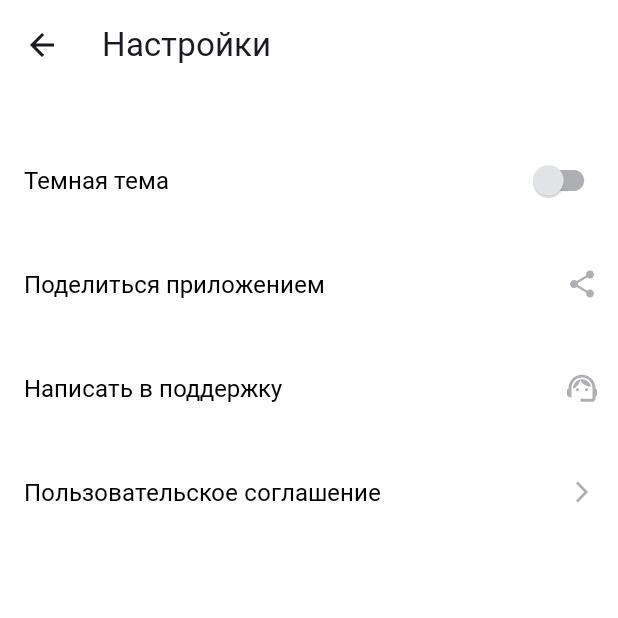
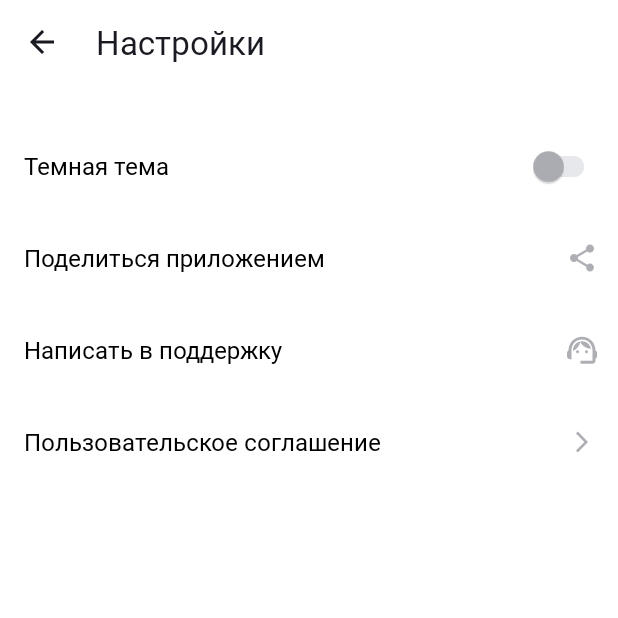
Before and after one commit to ekaterinayazykova/MyAppPlaylistMaker, an Android app: the screen it shows after launch (SettingsActivity), after a tap on "Настройки", on a phone screen of 412 x 824 dp, the top half of it. Run offline under Robolectric (Android 15) with nearby library versions, the phone set to English and light mode, and no system bars.

Commit message:
[MyAppPlaylistMaker] commit after review

```diff
--- a/app/src/main/java/com/example/myappplaylistmaker/MainActivity.kt
+++ b/app/src/main/java/com/example/myappplaylistmaker/MainActivity.kt
@@ -31,17 +31,17 @@ class MainActivity : AppCompatActivity() {
         }
     }
 
-    fun openSearch() {
+    private fun openSearch() {
         val searchActivity = Intent(this, SearchActivity:: class.java)
         startActivity(searchActivity)
     }
 
-    fun openLibrary() {
+    private fun openLibrary() {
         val libraryActivity = Intent(this, LibraryActivity:: class.java)
         startActivity(libraryActivity)
     }
 
-    fun openSettings() {
+    private fun openSettings() {
         val settingsIntent = Intent(this, SettingsActivity::class.java)
         startActivity(settingsIntent)
     }
--- a/app/src/main/java/com/example/myappplaylistmaker/SettingsActivity.kt
+++ b/app/src/main/java/com/example/myappplaylistmaker/SettingsActivity.kt
@@ -2,6 +2,7 @@ package com.example.myappplaylistmaker
 
 import android.os.Bundle
 import android.widget.Button
+import android.widget.ImageView
 import androidx.activity.enableEdgeToEdge
 import androidx.appcompat.app.AppCompatActivity
 
@@ -11,7 +12,7 @@ class SettingsActivity : AppCompatActivity() {
         enableEdgeToEdge()
 
         setContentView(R.layout.activity_settings)
-        findViewById<Button>(R.id.arrow).setOnClickListener {
+        findViewById<ImageView>(R.id.arrow).setOnClickListener {
             finish()
         }
     }
--- a/app/src/main/res/drawable/icon_arrow.xml
+++ b/app/src/main/res/drawable/icon_arrow.xml
@@ -1,9 +1,13 @@
 <vector xmlns:android="http://schemas.android.com/apk/res/android"
     android:width="16dp"
     android:height="16dp"
-    android:viewportWidth="16"
-    android:viewportHeight="16">
-  <path
-      android:pathData="M16,7H3.83L9.42,1.41L8,0L0,8L8,16L9.41,14.59L3.83,9H16V7Z"
-      android:fillColor="#1A1B22"/>
+    android:viewportWidth="24"
+    android:viewportHeight="24">
+  <group>
+    <clip-path
+        android:pathData="M0,0h24v24h-24z"/>
+    <path
+        android:pathData="M20,11H7.83L13.42,5.41L12,4L4,12L12,20L13.41,18.59L7.83,13H20V11Z"
+        android:fillColor="#1A1B22"/>
+  </group>
 </vector>
--- a/app/src/main/res/layout/activity_main.xml
+++ b/app/src/main/res/layout/activity_main.xml
@@ -32,7 +32,7 @@
             android:id="@+id/search"
             android:layout_width="match_parent"
             android:layout_height="@dimen/size_0"
-            android:layout_marginTop="24dp"
+            android:layout_marginTop="@dimen/size_24"
             android:layout_weight="1"
             android:backgroundTint="@color/white"
             android:fontFamily="@font/ys_display_medium"
@@ -73,7 +73,7 @@
             android:id="@+id/settings"
             android:layout_width="match_parent"
             android:layout_height="@dimen/size_0"
-            android:layout_marginBottom="28dp"
+            android:layout_marginBottom="@dimen/size_28"
             android:layout_weight="1"
             android:backgroundTint="@color/white"
             android:fontFamily="@font/ys_display_medium"
--- a/app/src/main/res/layout/activity_settings.xml
+++ b/app/src/main/res/layout/activity_settings.xml
@@ -1,77 +1,76 @@
 <?xml version="1.0" encoding="utf-8"?>
 <LinearLayout xmlns:android="http://schemas.android.com/apk/res/android"
+    xmlns:app="http://schemas.android.com/apk/res-auto"
     android:layout_width="match_parent"
     android:layout_height="match_parent"
     xmlns:tools="http://schemas.android.com/tools"
     android:fitsSystemWindows="true"
-    xmlns:app="http://schemas.android.com/apk/res-auto"
     android:background="@color/white"
     android:orientation="vertical" >
 
-    <FrameLayout
+    <LinearLayout
         android:layout_width="match_parent"
-        android:layout_height="wrap_content" >
+        android:layout_height="@dimen/size_56"
+        android:orientation="horizontal"
+        android:padding="@dimen/size_4" >
 
-    <TextView
-        android:layout_width="wrap_content"
-        android:layout_height="wrap_content"
-        android:text="@string/settings_arrow"
-        android:textSize="@dimen/main_text_size"
-        android:fontFamily="@font/ys_display_medium"
-        android:textFontWeight="500"
-        android:layout_marginStart="68dp"
-        android:layout_marginTop="@dimen/size_14"
-        android:textColor="@color/setting_title" />
-
-        <com.google.android.material.button.MaterialButton
+        <ImageView
             android:id="@+id/arrow"
-            android:layout_width="37dp"
-            android:layout_height="wrap_content"
-            android:layout_marginStart="13dp"
-            android:layout_marginTop="6dp"
+            android:layout_width="@dimen/size_48"
+            android:layout_height="@dimen/size_48"
+            android:padding="@dimen/size_12"
             android:background="@android:color/transparent"
             android:foreground="?attr/selectableItemBackground"
-            app:icon="@drawable/icon_arrow"
-            app:iconGravity="textStart"
-            app:iconTint="@color/setting_title" />
+            android:src="@drawable/icon_arrow" />
 
-    </FrameLayout>
+        <TextView
+            android:layout_width="@dimen/size_0"
+            android:layout_height="wrap_content"
+            android:layout_weight="1"
+            android:layout_gravity="center_vertical"
+            android:layout_marginStart="@dimen/size_12"
+            android:text="@string/settings_arrow"
+            android:textSize="@dimen/main_text_size"
+            android:fontFamily="@font/ys_display_medium"
+            android:textFontWeight="500"
+            android:textColor="@color/setting_title" />
+
+        </LinearLayout>
 
     <com.google.android.material.switchmaterial.SwitchMaterial
-            android:id="@+id/switchMaterial"
-            android:layout_width="match_parent"
-            android:layout_height="wrap_content"
-            android:text="@string/dark_mode"
-            android:textSize="@dimen/settings_text_size"
-            android:fontFamily="@font/ys_display_regular"
-            android:textFontWeight="400"
-            android:letterSpacing="0"
-            android:layout_marginBottom="@dimen/size_21"
-            android:paddingStart="@dimen/size_16"
-            android:paddingEnd="@dimen/size_12"
-            android:layout_marginTop="42dp"
-            app:thumbTint="@color/switch_thumb_light"
-            app:trackTint="@color/switch_track_light"
-            android:background="@android:color/transparent"
-            android:foreground="?attr/selectableItemBackground"
-            android:inputType="textCapWords"
-            android:textAlignment="textStart"
-            android:textColor="@color/black"
-            app:iconGravity="end"
-            tools:ignore="RtlCompat,TextViewEdits,TouchTargetSizeCheck"/>
-
-    <Button
-        android:id="@+id/share"
+        android:id="@+id/switchMaterial"
         android:layout_width="match_parent"
-        android:layout_height="wrap_content"
-        android:layout_marginBottom="@dimen/size_21"
+        android:layout_height="@dimen/size_61"
+        android:layout_marginTop="@dimen/size_24"
         android:paddingStart="@dimen/size_16"
         android:paddingEnd="@dimen/size_12"
+        android:layout_gravity="center_vertical"
         android:background="@android:color/transparent"
         android:fontFamily="@font/ys_display_regular"
         android:foreground="?attr/selectableItemBackground"
         android:inputType="textCapWords"
         android:letterSpacing="0"
+        android:text="@string/dark_mode"
+        android:textAlignment="textStart"
+        android:textColor="@color/black"
+        android:textFontWeight="400"
+        android:textSize="@dimen/settings_text_size"
+        app:iconGravity="end"
+        app:thumbTint="@color/switch_thumb_light"
+        app:trackTint="@color/switch_track_light"
+        tools:ignore="RtlCompat,TextViewEdits,TouchTargetSizeCheck" />
+
+    <Button
+        android:id="@+id/share"
+        android:layout_width="match_parent"
+        android:layout_height="@dimen/size_61"
+        android:background="@android:color/transparent"
+        android:fontFamily="@font/ys_display_regular"
+        android:foreground="?attr/selectableItemBackground"
+        android:inputType="textCapWords"
+        android:letterSpacing="0"
+        android:paddingStart="@dimen/size_16"
+        android:paddingEnd="@dimen/size_12"
         android:text="@string/share"
         android:textAlignment="textStart"
         android:textColor="@color/black"
@@ -85,13 +84,12 @@
     <Button
             android:id="@+id/support"
             android:layout_width="match_parent"
-            android:layout_height="wrap_content"
+            android:layout_height="@dimen/size_61"
             android:text="@string/support"
             android:textSize="@dimen/settings_text_size"
             android:fontFamily="@font/ys_display_regular"
             android:textFontWeight="400"
             android:letterSpacing="0"
-            android:layout_marginBottom="@dimen/size_21"
             android:paddingStart="@dimen/size_16"
             android:paddingEnd="@dimen/size_12"
             app:icon="@drawable/icon_support"
@@ -107,7 +105,7 @@
     <Button
             android:id="@+id/acception"
             android:layout_width="match_parent"
-            android:layout_height="wrap_content"
+            android:layout_height="@dimen/size_61"
             android:text="@string/acception"
             android:textSize="@dimen/settings_text_size"
             android:fontFamily="@font/ys_display_regular"
--- a/app/src/main/res/values/colors.xml
+++ b/app/src/main/res/values/colors.xml
@@ -5,11 +5,9 @@
     <color name="main">#3772E7</color>
     <color name="switcher_light_mode">#AEAFB4</color>
     <color name="setting_title">#1A1B22</color>
-    <color name="switch_thumb_light">#E6E8EB</color>
-    <color name="switch_track_light">#AEAFB4</color>
+    <color name="switch_thumb_light">#AEAFB4</color>
+    <color name="switch_track_light">#E6E8EB</color>
     <color name="switch_thumb_dark">#3772E7</color>
     <color name="switch_track_dark">#9FBBF3</color>
     <color name="icon_light">#AEAFB4</color>
-
-
 </resources>
--- a/app/src/main/res/values/dimens.xml
+++ b/app/src/main/res/values/dimens.xml
@@ -8,4 +8,10 @@
     <dimen name="size_0">0dp</dimen>
     <dimen name="size_8">8dp</dimen>
     <dimen name="size_14">14dp</dimen>
+    <dimen name="size_48">48dp</dimen>
+    <dimen name="size_24">24dp</dimen>
+    <dimen name="size_61">61dp</dimen>
+    <dimen name="size_56">56dp</dimen>
+    <dimen name="size_4">4dp</dimen>
+    <dimen name="size_28">28dp</dimen>
 </resources>
--- /dev/null
+++ b/app/src/main/res/values/styles.xml
@@ -0,0 +1,2 @@
+<?xml version="1.0" encoding="utf-8"?>
+<resources></resources>
```
